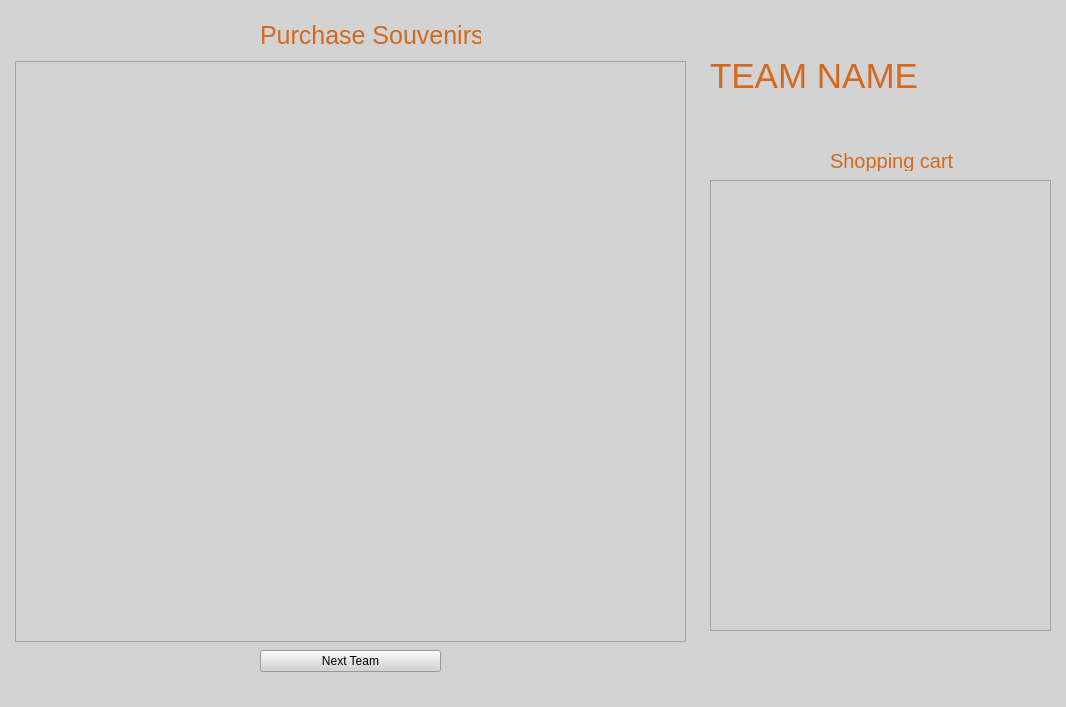
Old version of the form NBA/trip.ui in the repository pammypoor/ScrumGitSome.
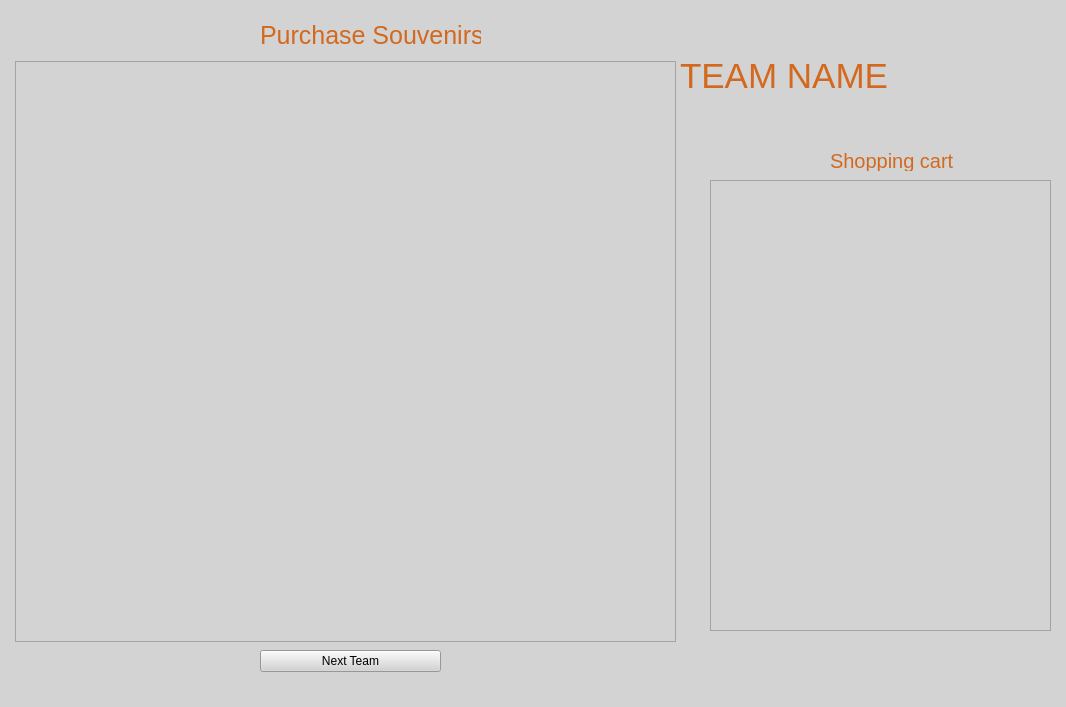
New version of the form. The open tabs and pages were chosen to show the change.

```diff
--- a/NBA/trip.ui
+++ b/NBA/trip.ui
@@ -93,9 +93,9 @@
      <widget class="QLabel" name="tripTeamName">
       <property name="geometry">
        <rect>
-        <x>700</x>
+        <x>670</x>
         <y>50</y>
-        <width>341</width>
+        <width>381</width>
         <height>51</height>
        </rect>
       </property>
@@ -112,7 +112,7 @@
        <rect>
         <x>5</x>
         <y>61</y>
-        <width>671</width>
+        <width>661</width>
         <height>581</height>
        </rect>
       </property>
```
Left out of the diff: 2 changed lines with no effect on the pictures.
